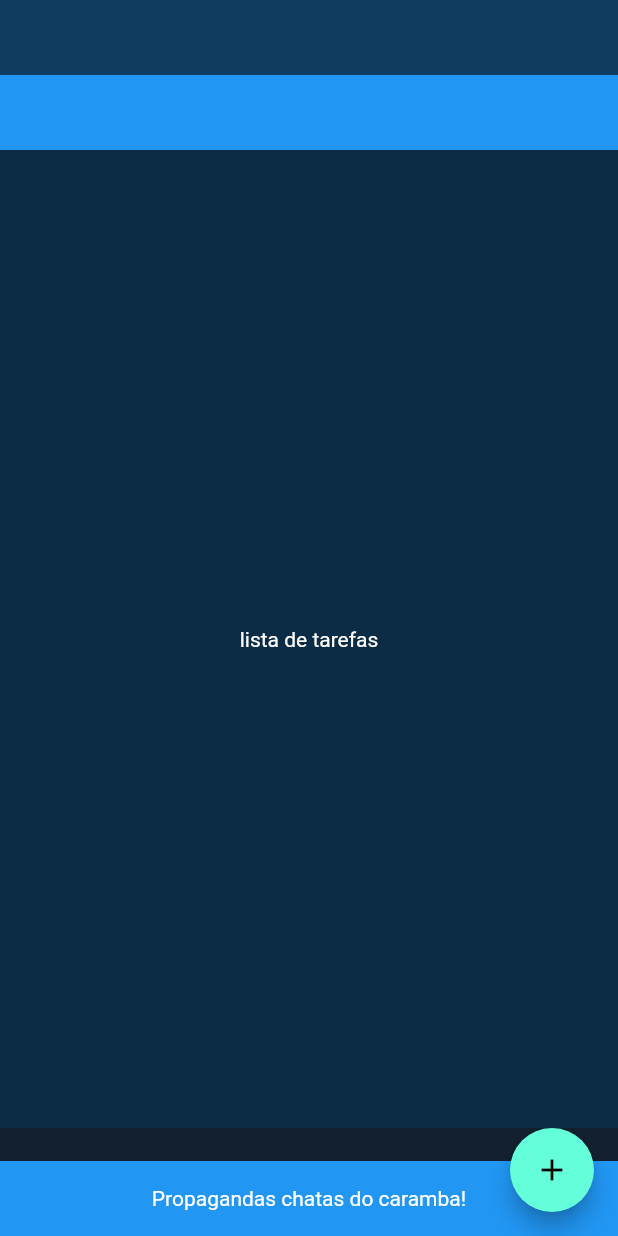
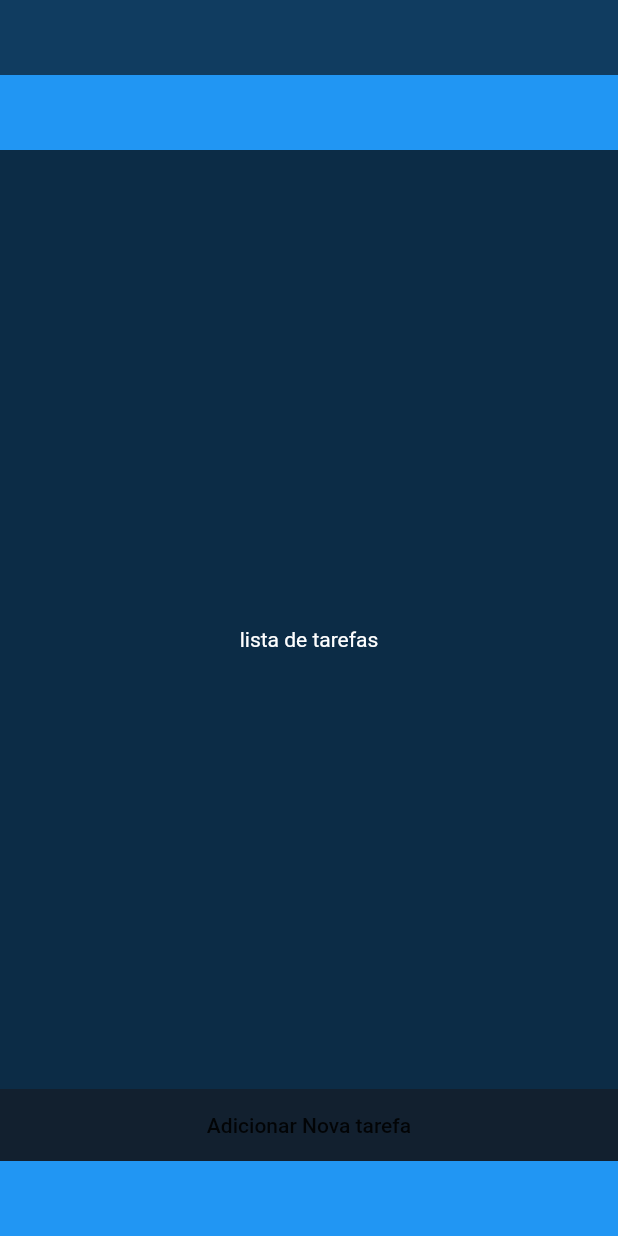
Before and after one commit to lucasvt/tarefas, a Flutter app: the screen it shows after launch, on a phone screen of 412 x 824 dp. Run offline on Flutter 3.47's test engine with Material 2 defaults, Android fonts, the phone set to English and light mode, and no system bars.

Commit message:
Botão Adicionar Tarefas

```diff
--- a/lib/main.dart
+++ b/lib/main.dart
@@ -1,6 +1,15 @@
 import 'package:flutter/material.dart';
 
 final Color darkBlue = Color.fromARGB(255, 18, 32, 47);
+
+final ButtonStyle flatButtonStyle = TextButton.styleFrom(
+  primary: Colors.black87,
+  minimumSize: Size(88, 36),
+  padding: EdgeInsets.symmetric(horizontal: 16.0),
+  shape: const RoundedRectangleBorder(
+    borderRadius: BorderRadius.all(Radius.circular(2.0)),
+  ),
+);
 
 void main() {
   runApp(MyApp());
@@ -27,22 +36,21 @@ class MyApp extends StatelessWidget {
                   Container(
                       height: 652,
                       color: Color.fromARGB(255, 12, 44, 70),
-                      child:
-                          Center(child: Text("lista de tarefas")))
+                      child: Center(child: Text("lista de tarefas")))
                 ],
               )),
             ),
+            TextButton(
+              style: flatButtonStyle,
+              onPressed: () {},
+              child: Text('Adicionar Nova tarefa'),
+            ),
             Container(
-                height: 50,
-                color: Colors.blue,
-                child: Center(child: Text("Propagandas chatas do caramba!")))
+              height: 50,
+              color: Colors.blue,
+            )
           ],
         ),
-        floatingActionButton: FloatingActionButton(
-        onPressed: _incrementCounter,
-        tooltip: 'Increment',
-        child: const Icon(Icons.add),
-      ),
       ),
     );
   }
```
